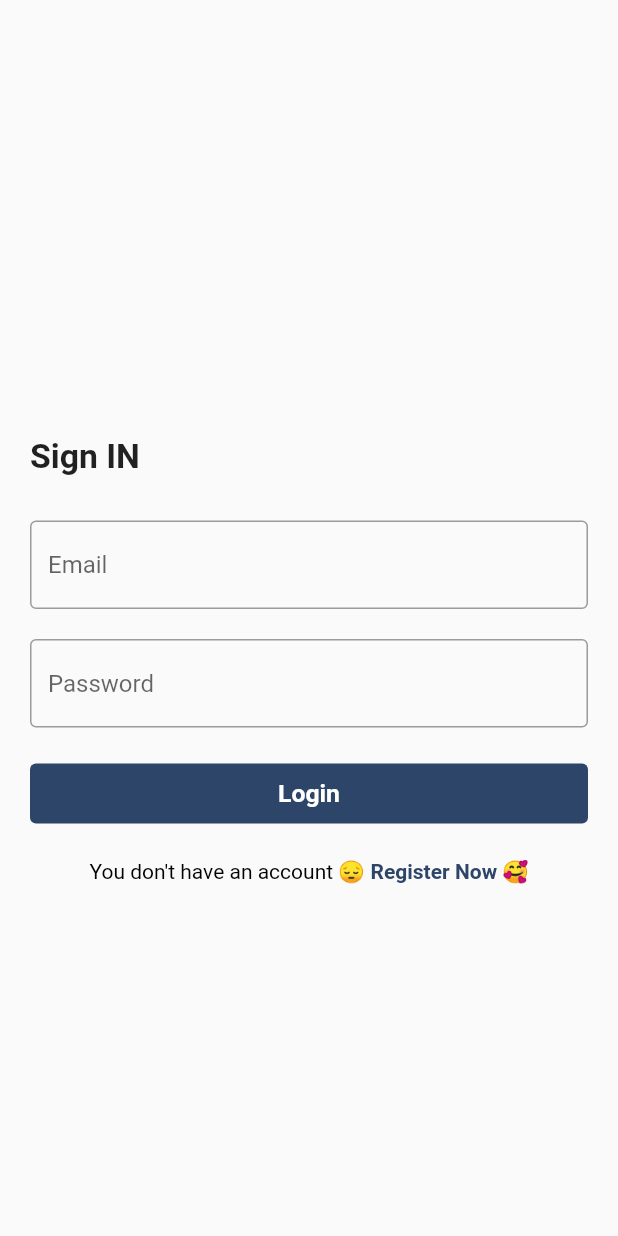
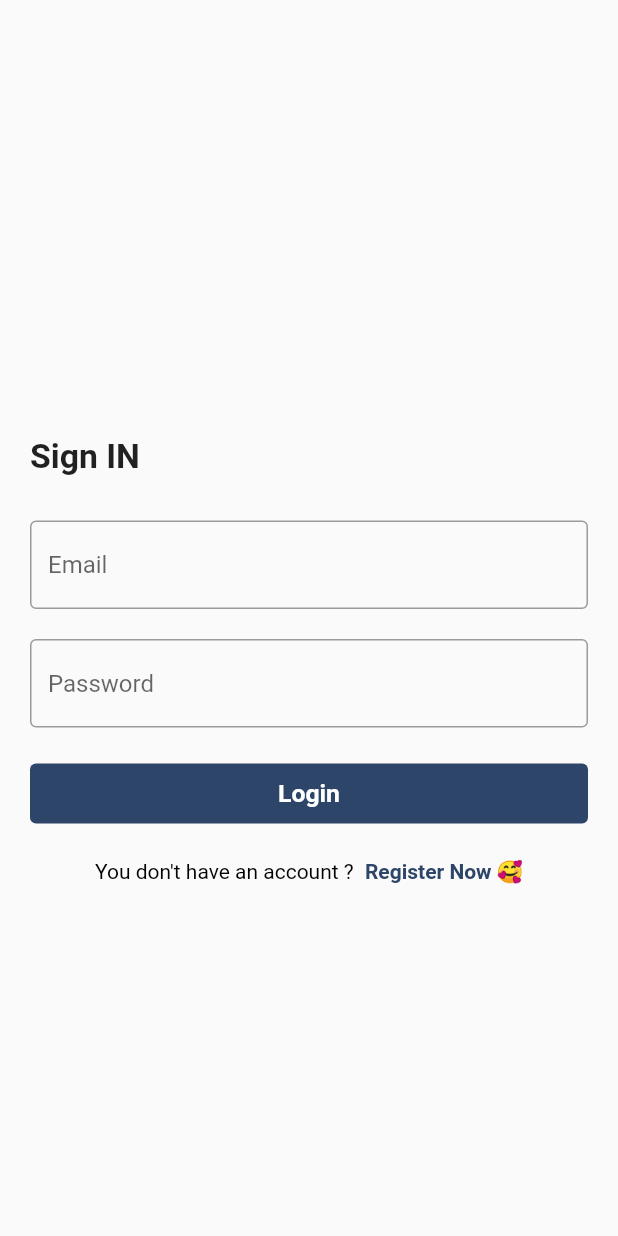
Before and after one commit to Rehab-Sobhy/Complete-Ecommerce-App, a Flutter app: the screen it shows after launch, after a tap on "Register", after a tap on "Login", on a phone screen of 412 x 824 dp. Run offline on Flutter 3.47's test engine with Material 2 defaults, Android fonts, the phone set to English and light mode, and no system bars; our stand-ins replace bloc, easy_localization, flutter_bloc.

Commit message:
edit on login screen

```diff
--- a/lib/auth/login.dart
+++ b/lib/auth/login.dart
@@ -121,7 +121,7 @@ class Login_Screen extends StatelessWidget {
                         Row(
                           mainAxisAlignment: MainAxisAlignment.center,
                           children: [
-                            const Text('''You don't have an account 😔''',
+                            const Text('''You don't have an account ? ''',
                                 style: TextStyle(color: Colors.black)),
                             SizedBox(
                               width: 4,
```
